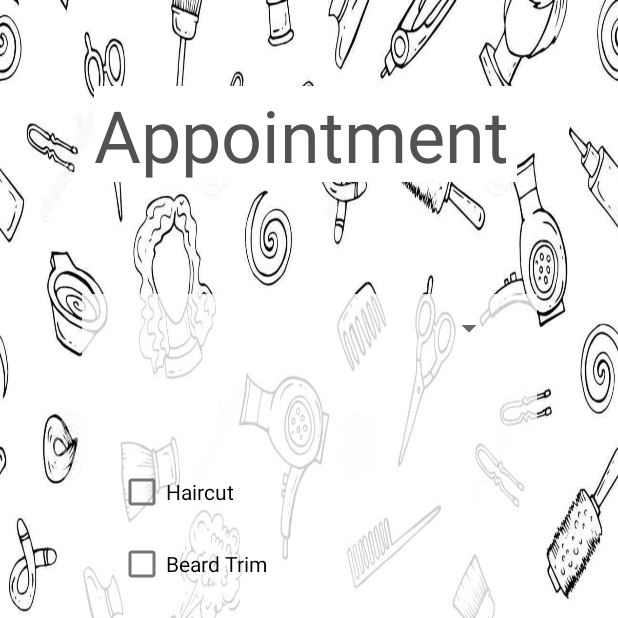
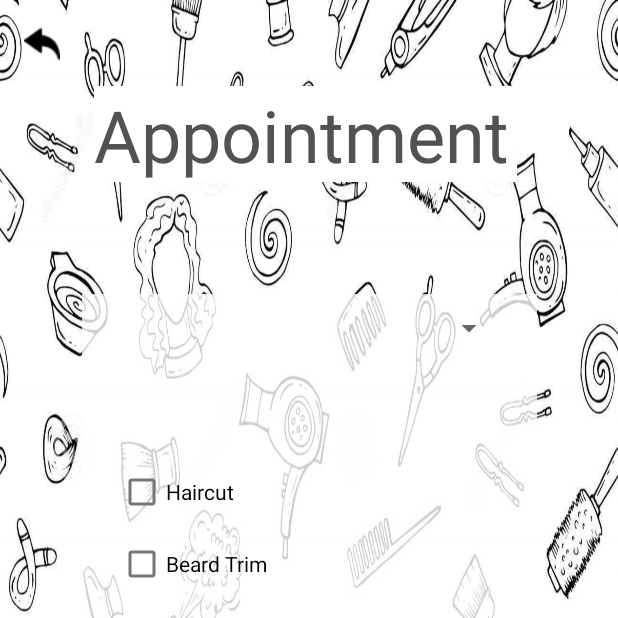
Before and after one commit to Mhmdbaba/CSC498G_FinalProject_BarberApp, an Android app: the Book screen opened directly, with no data from a screen before it, on a phone screen of 412 x 824 dp, the top half of it. Run offline under Robolectric (Android 15) with nearby library versions, the phone set to English and light mode, and no system bars.

Commit message:
commit 13

```diff
--- a/app/src/main/res/layout/activity_book.xml
+++ b/app/src/main/res/layout/activity_book.xml
@@ -7,6 +7,20 @@
     tools:context=".Book"
     android:background="@drawable/background_book">
 
+
+    <ImageView
+        android:id="@+id/imageView4"
+        android:layout_width="wrap_content"
+        android:layout_height="wrap_content"
+        android:onClick="Button"
+        android:tag="back"
+        app:layout_constraintBottom_toBottomOf="parent"
+        app:layout_constraintEnd_toEndOf="parent"
+        app:layout_constraintHorizontal_bias="0.041"
+        app:layout_constraintStart_toStartOf="parent"
+        app:layout_constraintTop_toTopOf="parent"
+        app:layout_constraintVertical_bias="0.022"
+        app:srcCompat="@drawable/back" />
 
     <Button
         android:id="@+id/button5"
```
Also changed, not shown: app/src/main/java/com/example/barber/Book.java (+16 -10 lines), app/src/main/java/com/example/barber/MainActivity.java (+10 -0 lines), app/src/main/java/com/example/barber/Register.java (+19 -13 lines).
